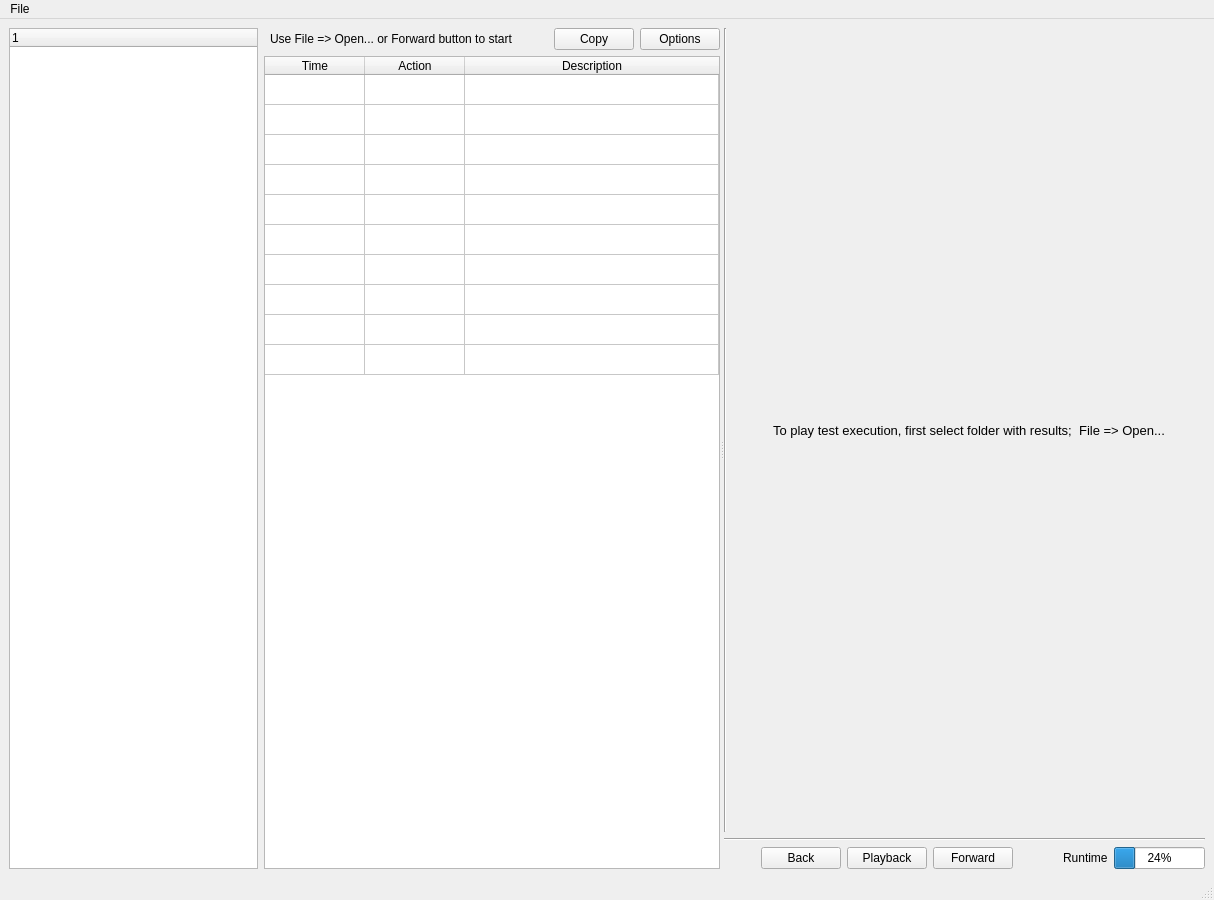
Before: the Qt Designer form ViewerGUI.ui in AkLato/ResultGUI, drawn with Qt 5.
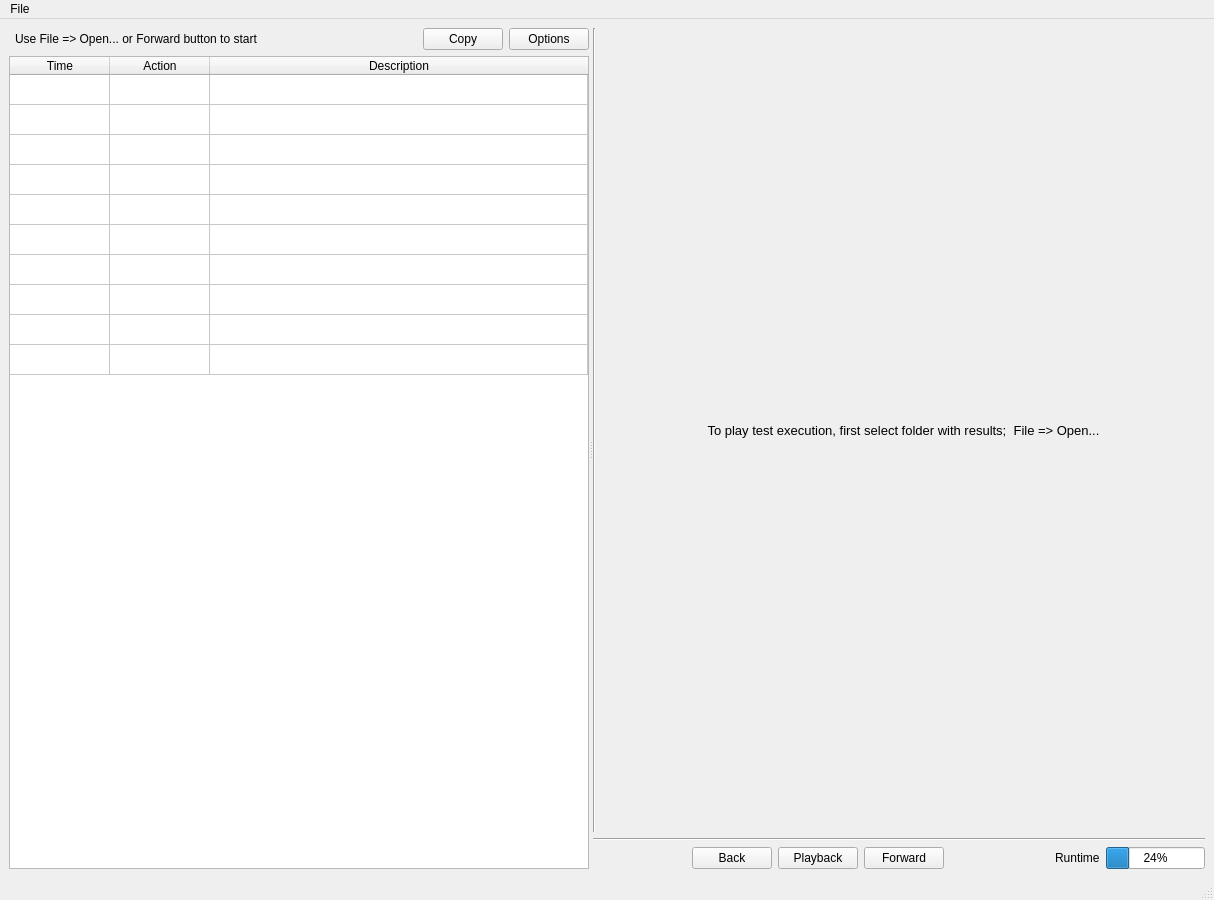
After: the same form once the commit is applied.

```diff
--- a/ViewerGUI.ui
+++ b/ViewerGUI.ui
@@ -15,18 +15,6 @@
   </property>
   <widget class="QWidget" name="centralwidget">
    <layout class="QHBoxLayout" name="horizontalLayout_5">
-    <item>
-     <widget class="QTreeWidget" name="tree_widget">
-      <property name="tabKeyNavigation">
-       <bool>true</bool>
-      </property>
-      <column>
-       <property name="text">
-        <string notr="true">1</string>
-       </property>
-      </column>
-     </widget>
-    </item>
     <item>
      <widget class="QSplitter" name="splitter">
       <property name="orientation">
```
Left out of the diff: 2 changed lines with no effect on the pictures.
